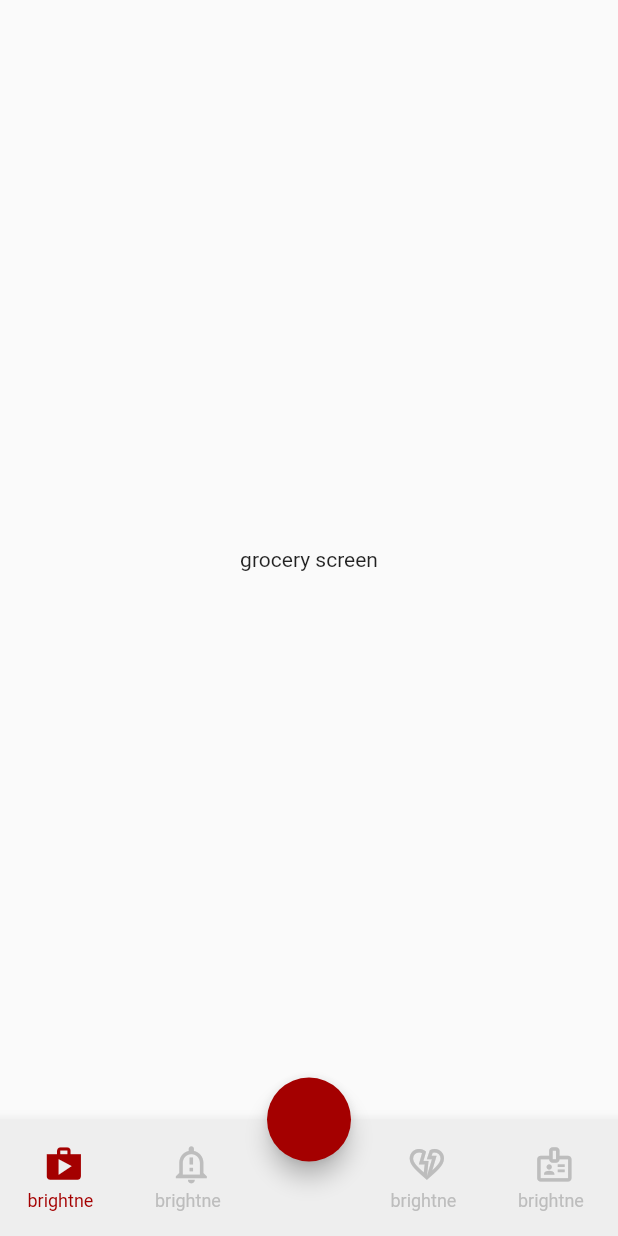
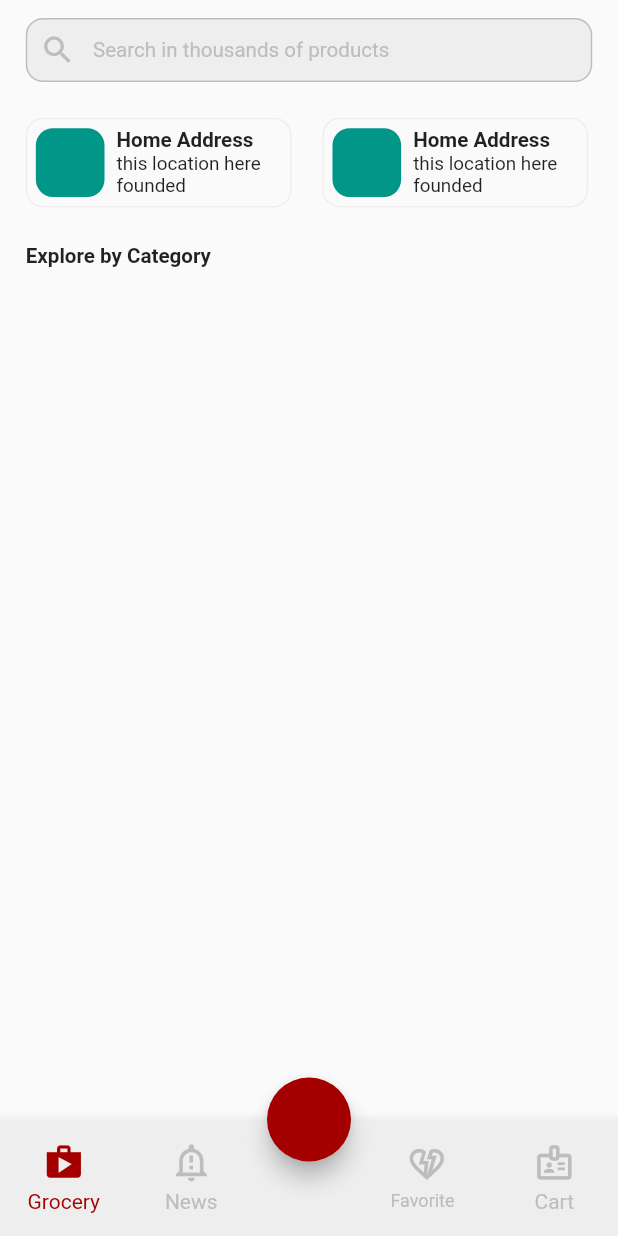
Before and after one commit to Begato22/flutter_task, a Flutter app: the screen it shows after launch, on a phone screen of 412 x 824 dp. Run offline on Flutter 3.47's test engine with Material 2 defaults, Android fonts, the phone set to English and light mode, and no system bars; drawn by our look-alikes of animated_bottom_navigation_bar, auto_size_text; our stand-ins replace flutter_screenutil, get, hexcolor.

Commit message:
add address listview

```diff
--- a/lib/controllers/tabs_controller.dart
+++ b/lib/controllers/tabs_controller.dart
@@ -11,9 +11,15 @@ class TabsController extends GetxController{
   List<Widget> screens = const [
     GroceryScreen(),
     NewsScreen(),
-    ShopScreen(),
+    // ShopScreen(),
     FavoritesScreen(),
     CartScreen()
+  ];
+  List<String> tabsLabel = [
+    'Grocery',
+    'News',
+    'Favorites',
+    'Cart',
   ];
   List<IconData> icons = [
     Icons.shop,
--- a/lib/utils/app_dimensions.dart
+++ b/lib/utils/app_dimensions.dart
@@ -2,8 +2,8 @@ import 'package:flutter/cupertino.dart';
 import 'package:flutter_screenutil/flutter_screenutil.dart';
 
 class AppDimensions{
-  static var sSymetricPadding =EdgeInsets.symmetric(horizontal: 8.w);
-  static var mSymetricPadding =EdgeInsets.symmetric(horizontal: 8.w);
-  static var lSymetricPadding =EdgeInsets.symmetric(horizontal: 8.w);
-  static var borderRadius = BorderRadius.circular(20.r);
+  static final sSymetricPadding =EdgeInsets.symmetric(horizontal: 8.w);
+  static final mSymetricPadding =EdgeInsets.symmetric(horizontal: 15.w);
+  static final lSymetricPadding =EdgeInsets.symmetric(horizontal: 8.w);
+  static final borderRadius = BorderRadius.circular(10.r);
 }
--- a/lib/utils/theme_provider.dart
+++ b/lib/utils/theme_provider.dart
@@ -1,8 +1,15 @@
 import 'package:flutter/material.dart';
+import 'package:flutter_screenutil/flutter_screenutil.dart';
 import 'package:hexcolor/hexcolor.dart';
 
 class ThemeProvider {
+
+  //colors
   static Color appColor = HexColor('#a40000');
+  static Color lightGrey = Colors.grey.shade200;
+  static Color grey = Colors.grey.shade400;
+
+
   static final Map<int, Color> appColorMaped = {
   50: const Color(0xFFa40000),
   100: Colors.red[100]!,
@@ -15,4 +22,8 @@ class ThemeProvider {
   800: Colors.red[800]!,
   900: Colors.red[900]!,
 };
+
+//TextSyle
+
+static final subTitle = TextStyle(fontSize: 12.sp,color: ThemeProvider.grey);
 }
--- a/lib/views/grocery_screen.dart
+++ b/lib/views/grocery_screen.dart
@@ -1,10 +1,113 @@
 import 'package:flutter/cupertino.dart';
+import 'package:flutter/material.dart';
+import 'package:flutter_screenutil/flutter_screenutil.dart';
+import 'package:flutter_task/utils/app_dimensions.dart';
+import 'package:flutter_task/utils/theme_provider.dart';
 
 class GroceryScreen extends StatelessWidget {
   const GroceryScreen({super.key});
 
   @override
   Widget build(BuildContext context) {
-    return const Center(child: Text('grocery screen'),);
+    return SafeArea(
+      child: Padding(
+        padding: AppDimensions.mSymetricPadding,
+        child: Column(
+          children: [
+            SizedBox(height: 10.h),
+            Container(
+              padding: EdgeInsets.all(7.h),
+              decoration: BoxDecoration(
+                  borderRadius: AppDimensions.borderRadius,
+                  color: ThemeProvider.lightGrey,
+                  border: Border.all(color: ThemeProvider.grey)),
+              child: Row(
+                children: [
+                  Icon(
+                    Icons.search,
+                    color: ThemeProvider.grey,
+                  ),
+                  SizedBox(width: 10.w),
+                  Text(
+                    'Search in thousands of products',
+                    style: ThemeProvider.subTitle,
+                  )
+                ],
+              ),
+            ),
+            SizedBox(height: 20.h),
+            Container(
+              height: 50.h,
+              child: ListView.separated(
+                scrollDirection: Axis.horizontal,
+                itemBuilder: (context, index) {
+                  return Container(
+                    padding: EdgeInsets.all(5.w),
+                    width: 0.43.sw,
+                    decoration: BoxDecoration(
+                        borderRadius: AppDimensions.borderRadius,
+                        border: Border.all(color: ThemeProvider.lightGrey)),
+                    child: Row(
+                      children: [
+                        Container(
+                          width: 40.w,
+                          height: 40.w,
+                          decoration: BoxDecoration(
+                            borderRadius: AppDimensions.borderRadius,
+                            color: Colors.teal,
+                          ),
+                        ),
+                        SizedBox(width: 7.w),
+                        Column(
+                          crossAxisAlignment: CrossAxisAlignment.start,
+                          children: [
+                            Container(
+                                width: 95.w,
+                                child: Text(
+                                  'Home Address',
+                                  style: TextStyle(
+                                      fontWeight: FontWeight.bold,
+                                      fontSize: 12.sp,
+                                      overflow: TextOverflow.ellipsis),
+                                  maxLines: 1,
+                                )),
+                            Container(
+                              width: 95.w,
+                              child: Text(
+                                'this location here founded',
+                                style: TextStyle(
+                                    fontSize: 11.sp,
+                                    overflow: TextOverflow.ellipsis),
+                                maxLines: 2,
+                              ),
+                            )
+                          ],
+                        )
+                      ],
+                    ),
+                  );
+                },
+                separatorBuilder: (context, index) {
+                  return SizedBox(
+                    width: 0.05.sw,
+                  );
+                },
+                itemCount: 2,
+              ),
+            ),
+            SizedBox(height: 20.h),
+            Row(
+              children: [
+                Text(
+                  'Explore by Category',
+                  style:
+                      TextStyle(fontWeight: FontWeight.bold, fontSize: 12.sp),
+                )
+              ],
+            )
+          ],
+        ),
+      ),
+    );
   }
 }
--- a/lib/views/tabs_screen.dart
+++ b/lib/views/tabs_screen.dart
@@ -32,7 +32,7 @@ class _TabsScreenState extends State<TabsScreen> {
               FloatingActionButtonLocation.centerDocked,
           bottomNavigationBar: AnimatedBottomNavigationBar.builder(
             activeIndex: controller.bottomNavIndex,
-            backgroundColor: Colors.grey.shade200,
+            backgroundColor: ThemeProvider.lightGrey,
             height: 65.h,
             gapLocation: GapLocation.center,
             notchMargin: 0,
@@ -43,7 +43,7 @@ class _TabsScreenState extends State<TabsScreen> {
             itemCount: controller.icons.length,
             tabBuilder: (int index, bool isActive) {
               final color =
-                  isActive ? ThemeProvider.appColor : Colors.grey.shade400;
+                  isActive ? ThemeProvider.appColor : ThemeProvider.grey;
               return tabBuilder(index, color, controller);
             },
             //other params
@@ -69,7 +69,7 @@ class _TabsScreenState extends State<TabsScreen> {
           Padding(
             padding: AppDimensions.sSymetricPadding,
             child: AutoSizeText(
-              "brightness $index",
+              controller.tabsLabel[index],
               maxLines: 1,
               style: TextStyle(color: color),
               group: AutoSizeGroup(),
```
